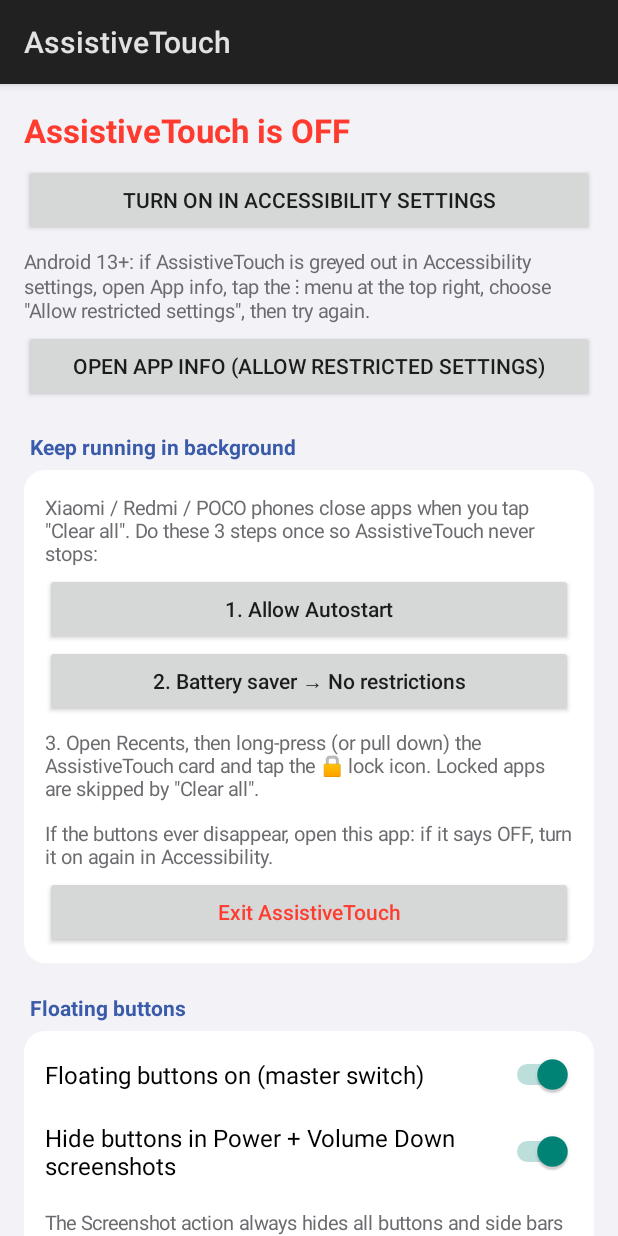
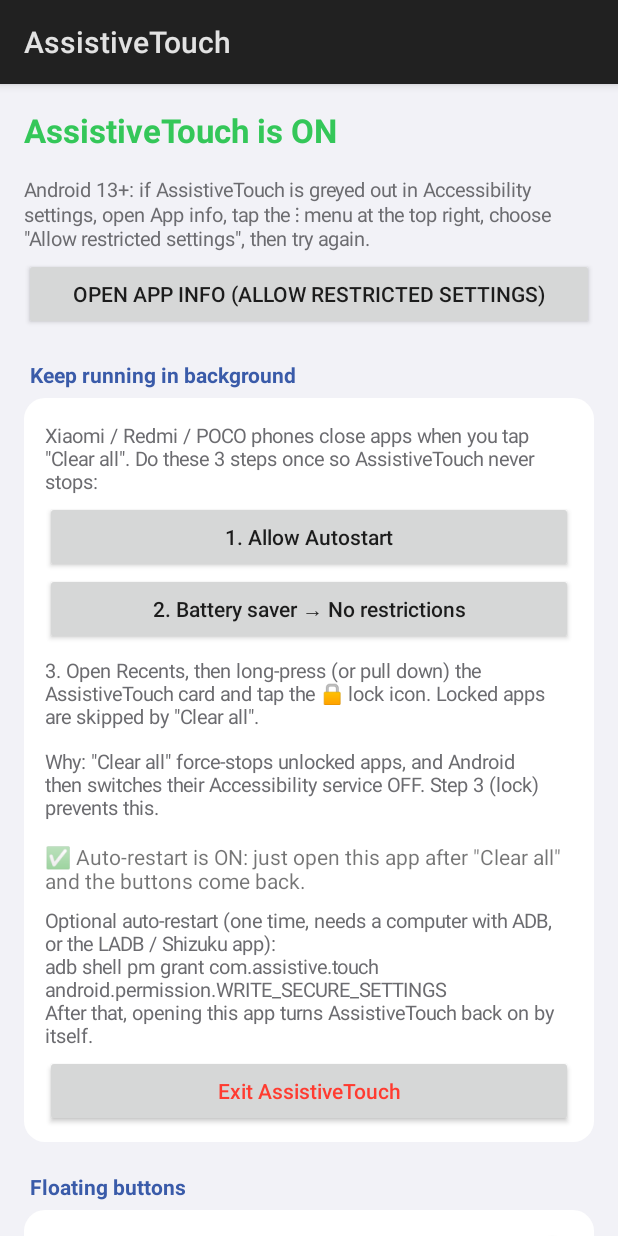
Before and after one commit to akashgupta0001/AssistiveTouch, an Android app: the screen it shows after launch (MainActivity), on a phone screen of 412 x 824 dp. Run offline under Robolectric (Android 15) with nearby library versions, the phone set to English and light mode, and no system bars.

Commit message:
Auto-restart accessibility service on app open (optional WRITE_SECURE_SETTINGS); explain Clear-all behaviour
Co-Authored-By: Claude Opus 5.5 <noreply@anthropic.com>
Claude-Session: https://claude.ai/code/session_01VwgdVw3tWSfTffDjjGrg13

```diff
--- /dev/null
+++ b/app/src/main/java/com/assistive/touch/AutoEnable.java
@@ -0,0 +1,38 @@
+package com.assistive.touch;
+
+import android.content.ComponentName;
+import android.content.ContentResolver;
+import android.content.Context;
+import android.content.pm.PackageManager;
+import android.provider.Settings;
+
+/**
+ * Switches our accessibility service on directly. Only works if the user granted
+ * WRITE_SECURE_SETTINGS once via ADB; otherwise canWrite() is false and nothing happens.
+ */
+public final class AutoEnable {
+    private AutoEnable() {}
+
+    public static boolean canWrite(Context c) {
+        return c.checkSelfPermission("android.permission.WRITE_SECURE_SETTINGS")
+                == PackageManager.PERMISSION_GRANTED;
+    }
+
+    public static boolean enable(Context c) {
+        if (!canWrite(c)) return false;
+        try {
+            ContentResolver cr = c.getContentResolver();
+            String me = new ComponentName(c, AssistiveTouchService.class).flattenToString();
+            String cur = Settings.Secure.getString(cr, Settings.Secure.ENABLED_ACCESSIBILITY_SERVICES);
+            String next;
+            if (cur == null || cur.trim().isEmpty()) next = me;
+            else if (cur.contains(me)) next = cur;
+            else next = cur + ":" + me;
+            Settings.Secure.putString(cr, Settings.Secure.ENABLED_ACCESSIBILITY_SERVICES, next);
+            Settings.Secure.putInt(cr, Settings.Secure.ACCESSIBILITY_ENABLED, 1);
+            return true;
+        } catch (Throwable t) {
+            return false;
+        }
+    }
+}
--- a/app/src/main/java/com/assistive/touch/KeepAliveService.java
+++ b/app/src/main/java/com/assistive/touch/KeepAliveService.java
@@ -59,6 +59,7 @@ public class KeepAliveService extends Service {
 
     /** Turn off the accessibility service and this keep-alive service. */
     public static void exitEverything(Context c) {
+        Prefs.get(c).edit().putBoolean(Prefs.KEY_EXITED, true).commit();
         AssistiveTouchService s = AssistiveTouchService.instance;
         if (s != null) s.exit();
         stop(c);
--- a/app/src/main/java/com/assistive/touch/MainActivity.java
+++ b/app/src/main/java/com/assistive/touch/MainActivity.java
@@ -47,6 +47,8 @@ public class MainActivity extends Activity {
     private final Button[] tabButtons = new Button[Prefs.BUTTON_COUNT];
     private int currentButton;
     private boolean askedNotif;
+    private boolean autoTried;
+    private TextView autoText;
     private final List<Runnable> refreshers = new ArrayList<>();
     private static final int REQ_PHOTO = 41;
 
@@ -77,7 +79,15 @@ public class MainActivity extends Activity {
 
         btnEnable = new Button(this);
         btnEnable.setText(R.string.btn_enable);
-        btnEnable.setOnClickListener(v -> startActivity(new Intent(Settings.ACTION_ACCESSIBILITY_SETTINGS)));
+        btnEnable.setOnClickListener(v -> {
+            prefs.edit().putBoolean(Prefs.KEY_EXITED, false).apply();
+            if (AutoEnable.canWrite(this)) {
+                AutoEnable.enable(this);
+                status.postDelayed(this::onResume, 1200);
+            } else {
+                startActivity(new Intent(Settings.ACTION_ACCESSIBILITY_SETTINGS));
+            }
+        });
         root.addView(btnEnable);
 
         TextView hint = note(getString(R.string.restricted_hint));
@@ -97,7 +107,15 @@ public class MainActivity extends Activity {
         kr.addView(actionButton("2. Battery saver → No restrictions", this::openBatterySettings));
         kr.addView(note("3. Open Recents, then long-press (or pull down) the AssistiveTouch card and tap the 🔒 lock icon. "
                 + "Locked apps are skipped by \"Clear all\"."));
-        kr.addView(note("If the buttons ever disappear, open this app: if it says OFF, turn it on again in Accessibility."));
+        kr.addView(note("Why: \"Clear all\" force-stops unlocked apps, and Android then switches their Accessibility "
+                + "service OFF. Step 3 (lock) prevents this."));
+        autoText = new TextView(this);
+        autoText.setTextSize(TypedValue.COMPLEX_UNIT_SP, 14);
+        autoText.setPadding(0, dp(10), 0, 0);
+        kr.addView(autoText);
+        kr.addView(note("Optional auto-restart (one time, needs a computer with ADB, or the LADB / Shizuku app):\n"
+                + "adb shell pm grant com.assistive.touch android.permission.WRITE_SECURE_SETTINGS\n"
+                + "After that, opening this app turns AssistiveTouch back on by itself."));
         Button exit = actionButton("Exit AssistiveTouch", () -> {
             KeepAliveService.exitEverything(this);
             Toast.makeText(this, "AssistiveTouch turned off", Toast.LENGTH_SHORT).show();
@@ -165,6 +183,19 @@ public class MainActivity extends Activity {
     protected void onResume() {
         super.onResume();
         boolean on = isServiceEnabled();
+        // After "Clear all" Android switches the service off. If we may, switch it back on now.
+        if (!on && !prefs.getBoolean(Prefs.KEY_EXITED, false) && AutoEnable.canWrite(this) && !autoTried) {
+            autoTried = true;
+            AutoEnable.enable(this);
+            status.setText("Restarting…");
+            status.postDelayed(this::onResume, 1200);
+            return;
+        }
+        if (autoText != null) {
+            autoText.setText(AutoEnable.canWrite(this)
+                    ? "✅ Auto-restart is ON: just open this app after \"Clear all\" and the buttons come back."
+                    : "Auto-restart is OFF (optional). See the steps below.");
+        }
         status.setText(on ? R.string.status_on : R.string.status_off);
         status.setTextColor(on ? Color.rgb(52, 199, 89) : Color.rgb(255, 59, 48));
         btnEnable.setVisibility(on ? View.GONE : View.VISIBLE);
--- a/app/src/main/java/com/assistive/touch/Prefs.java
+++ b/app/src/main/java/com/assistive/touch/Prefs.java
@@ -51,6 +51,8 @@ public final class Prefs {
     public static final int BUTTON_COUNT = 3;
     public static final String KEY_BUTTONS_MASTER = "buttons_master";
     public static final String KEY_HIDE_ON_VOLUME = "hide_on_vol_down";
+    /** True after the user pressed Exit, so the app doesn't switch itself back on. */
+    public static final String KEY_EXITED = "user_exited";
 
     public static final int DEFAULT_SIZE = 56;       // dp
     public static final int DEFAULT_IDLE_ALPHA = 45; // percent
```
Also changed, not shown: app/src/main/AndroidManifest.xml (+6 -1 lines).
